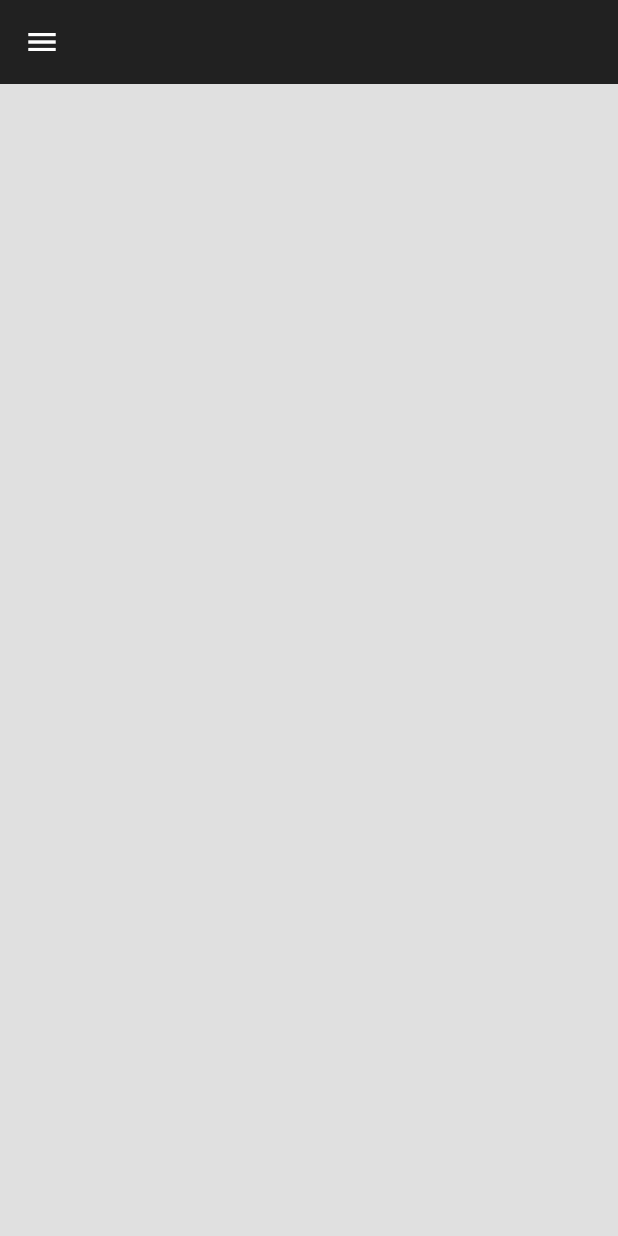
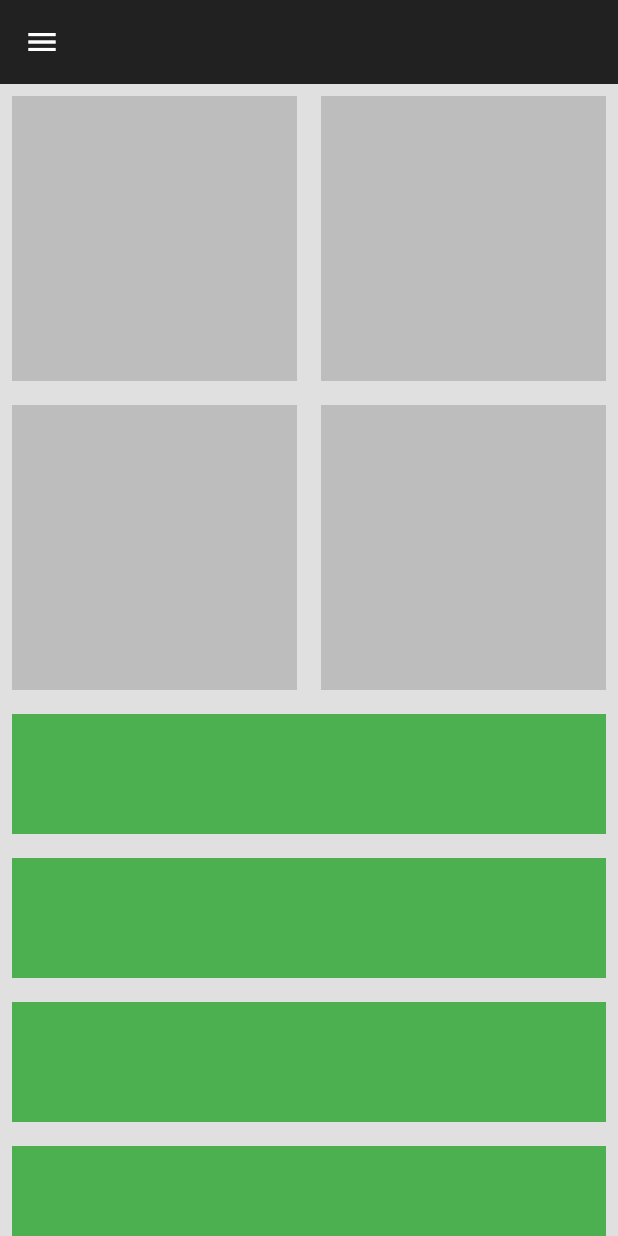
Before and after one commit to well-prado/resposive_flutter_app, a Flutter app: the screen it shows after launch, on a phone screen of 412 x 824 dp. Run offline on Flutter 3.47's test engine with Material 2 defaults, Android fonts, the phone set to English and light mode, and no system bars; missing offline and left inert: window_manager.

Commit message:
Flutter Responsive Layout

```diff
--- a/lib/constants.dart
+++ b/lib/constants.dart
@@ -0,0 +1,33 @@
+import 'package:flutter/material.dart';
+
+var myDefaultBackground = Colors.grey[300];
+
+var myAppBar = AppBar(
+  backgroundColor: Colors.grey[900],
+  iconTheme: const IconThemeData(color: Colors.white),
+);
+
+var myDrawer = Drawer(
+  backgroundColor: Colors.grey[300],
+  child: const Column(
+    children: [
+      DrawerHeader(child: Icon(Icons.favorite)),
+      ListTile(
+        leading: Icon(Icons.home),
+        title: Text('D A S H B O A R D'),
+      ),
+      ListTile(
+        leading: Icon(Icons.home),
+        title: Text('M E S S A G E'),
+      ),
+      ListTile(
+        leading: Icon(Icons.home),
+        title: Text('S E T T I N G S'),
+      ),
+      ListTile(
+        leading: Icon(Icons.home),
+        title: Text('L O G O U T'),
+      ),
+    ],
+  ),
+);
--- a/lib/responsive/mobile_scaffold.dart
+++ b/lib/responsive/mobile_scaffold.dart
@@ -1,4 +1,7 @@
 import 'package:flutter/material.dart';
+import 'package:responsive_flutter_app/constants.dart';
+import 'package:responsive_flutter_app/util/my_box.dart';
+import 'package:responsive_flutter_app/util/my_tile.dart';
 
 class MobileScaffold extends StatefulWidget {
   const MobileScaffold({super.key});
@@ -11,34 +14,37 @@ class _MobileScaffoldState extends State<MobileScaffold> {
   @override
   Widget build(BuildContext context) {
     return Scaffold(
-      appBar: AppBar(
-        backgroundColor: Colors.grey[900],
-        iconTheme: const IconThemeData(color: Colors.white),
-      ),
-      backgroundColor: Colors.grey[300],
-      drawer: Drawer(
-        backgroundColor: Colors.grey[300],
-        child: const Column(
-          children: [
-            DrawerHeader(child: Icon(Icons.favorite)),
-            ListTile(
-              leading: Icon(Icons.home),
-              title: Text('D A S H B O A R D'),
+      appBar: myAppBar,
+      backgroundColor: myDefaultBackground,
+      drawer: myDrawer,
+      body: Column(
+        children: [
+          // 4 box on the top
+          AspectRatio(
+            aspectRatio: 1,
+            child: SizedBox(
+              width: double.infinity,
+              child: GridView.builder(
+                itemCount: 4,
+                gridDelegate: const SliverGridDelegateWithFixedCrossAxisCount(
+                    crossAxisCount: 2),
+                itemBuilder: (context, index) {
+                  return const MyBox();
+                },
+              ),
             ),
-            ListTile(
-              leading: Icon(Icons.home),
-              title: Text('M E S S A G E'),
+          ),
+
+          // tiles below it
+          Expanded(
+            child: ListView.builder(
+              itemCount: 5,
+              itemBuilder: (contenxt, index) {
+                return const MyTile();
+              },
             ),
-            ListTile(
-              leading: Icon(Icons.home),
-              title: Text('S E T T I N G S'),
-            ),
-            ListTile(
-              leading: Icon(Icons.home),
-              title: Text('L O G O U T'),
-            ),
-          ],
-        ),
+          ),
+        ],
       ),
     );
   }
--- /dev/null
+++ b/lib/util/my_box.dart
@@ -0,0 +1,15 @@
+import 'package:flutter/material.dart';
+
+class MyBox extends StatelessWidget {
+  const MyBox({super.key});
+
+  @override
+  Widget build(BuildContext context) {
+    return Padding(
+      padding: const EdgeInsets.all(8.0),
+      child: Container(
+        color: Colors.grey[400],
+      ),
+    );
+  }
+}
--- /dev/null
+++ b/lib/util/my_tile.dart
@@ -0,0 +1,16 @@
+import 'package:flutter/material.dart';
+
+class MyTile extends StatelessWidget {
+  const MyTile({super.key});
+
+  @override
+  Widget build(BuildContext context) {
+    return Padding(
+      padding: const EdgeInsets.all(8.0),
+      child: Container(
+        color: Colors.green,
+        height: 80,
+      ),
+    );
+  }
+}
--- a/pubspec.yaml
+++ b/pubspec.yaml
@@ -35,6 +35,7 @@ dependencies:
   # The following adds the Cupertino Icons font to your application.
   # Use with the CupertinoIcons class for iOS style icons.
   cupertino_icons: ^1.0.2
+  window_manager: ^0.3.5
 
 dev_dependencies:
   flutter_test:
```
Also changed, not shown: lib/main.dart (+10 -1 lines), lib/responsive/desktop_scaffold.dart (+57 -2 lines), lib/responsive/tablet_scaffold.dart (+37 -2 lines), pubspec.lock, 14 other files.
